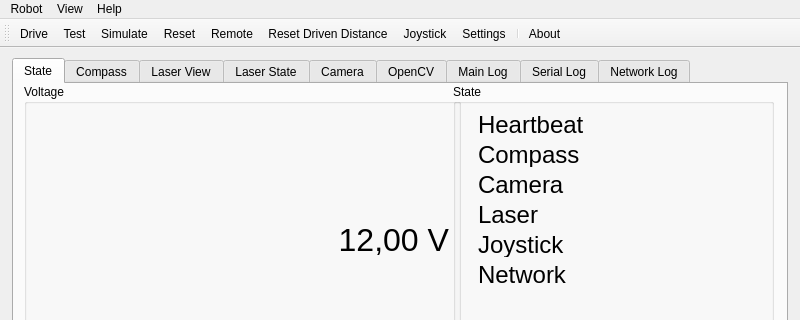
This is direcs/src/direcsSmall.ui in markusk/direcs as Qt 5 draws it before an edit; both pictures show x 0 to 800 and y 0 to 320 of the 800 by 480 pixel window. The edited form follows.
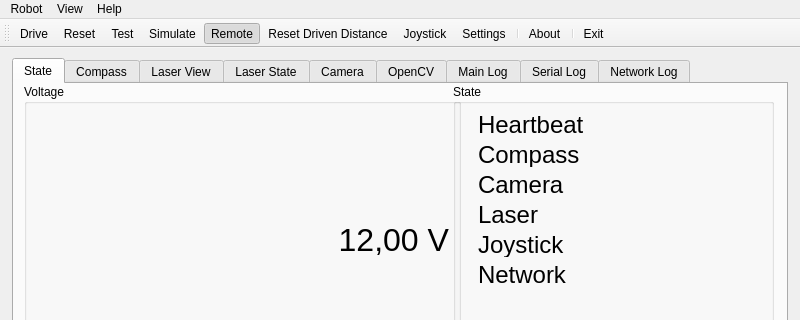
This is the edited form. Icons and pictures are not drawn. Custom widgets are drawn as their Qt base class.

Commit message: Added Reset and Exit action to small GUI.

```diff
--- a/direcs/src/direcsSmall.ui
+++ b/direcs/src/direcsSmall.ui
@@ -1689,15 +1689,17 @@
     <bool>false</bool>
    </attribute>
    <addaction name="actionDrive"/>
+   <addaction name="actionReset"/>
    <addaction name="actionTest"/>
    <addaction name="actionSimulate"/>
-   <addaction name="actionReset"/>
    <addaction name="actionRemote"/>
    <addaction name="actionResetDrivenDistance"/>
    <addaction name="actionJoystick"/>
    <addaction name="actionSettings"/>
    <addaction name="separator"/>
    <addaction name="actionAbout"/>
+   <addaction name="separator"/>
+   <addaction name="actionExit"/>
   </widget>
   <action name="actionExit">
    <property name="icon">
@@ -1793,6 +1795,9 @@
    <property name="checkable">
     <bool>true</bool>
    </property>
+   <property name="checked">
+    <bool>true</bool>
+   </property>
    <property name="icon">
     <iconset resource="../direcs.qrc">
      <normaloff>:/images/images/network-wireless.png</normaloff>:/images/images/network-wireless.png</iconset>
```
Left out of the diff: 3 changed lines with no effect on the pictures.
